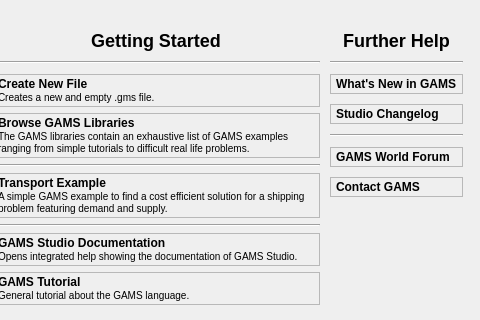
The window that src/welcome/welcomepage.ui (GAMS-dev/studio) describes before a commit, drawn with Qt 5; both pictures show x 700 to 1180 and y 0 to 320 of the 1180 by 571 pixel window.
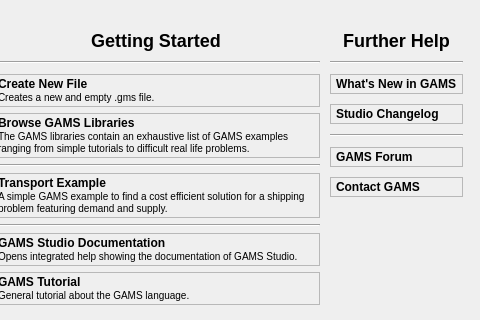
The same window after the commit. Icons and pictures are not drawn. Custom widgets are drawn as their Qt base class.

Commit message: Updated WP entry for GAMS Forum

What changed in the file:
```diff
--- a/src/welcome/welcomepage.ui
+++ b/src/welcome/welcomepage.ui
@@ -608,7 +608,7 @@
                 </widget>
                </item>
                <item>
-                <widget class="gams::studio::WpLabel" name="label_gamsworld">
+                <widget class="gams::studio::WpLabel" name="label_gamsforum">
                  <property name="frameShape">
                   <enum>QFrame::Shape::StyledPanel</enum>
                  </property>
@@ -616,7 +616,7 @@
                   <enum>QFrame::Shadow::Plain</enum>
                  </property>
                  <property name="text">
-                  <string>&lt;html&gt;&lt;head/&gt;&lt;body&gt;&lt;table style=&quot;vertical-align: middle;&quot;&gt;&lt;tr&gt;&lt;td&gt;&lt;span style=&quot; font-weight:600;&quot;&gt;GAMS World Forum&lt;/span&gt;&lt;/tr&gt;&lt;/tr&gt;&lt;/table&gt;&lt;/body&gt;&lt;/html&gt;</string>
+                  <string>&lt;html&gt;&lt;head/&gt;&lt;body&gt;&lt;table style=&quot;vertical-align: middle;&quot;&gt;&lt;tr&gt;&lt;td&gt;&lt;span style=&quot; font-weight:600;&quot;&gt;GAMS Forum&lt;/span&gt;&lt;/tr&gt;&lt;/tr&gt;&lt;/table&gt;&lt;/body&gt;&lt;/html&gt;</string>
                  </property>
                  <property name="margin">
                   <number>4</number>
```
The commit also changes 1 other file.
